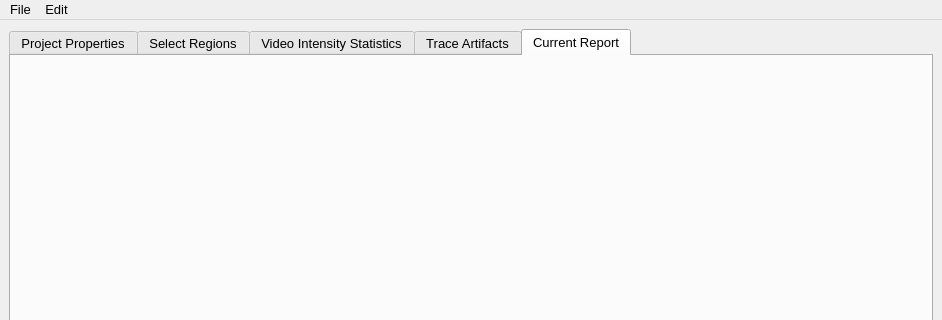
The window that resources/designer_ui/crystalgrowthtrackermain.ui (jonathanHuwP/CrystalGrowthTracker) describes before a commit, drawn with Qt 5; both pictures show x 0 to 942 and y 0 to 320 of the 942 by 584 pixel window.
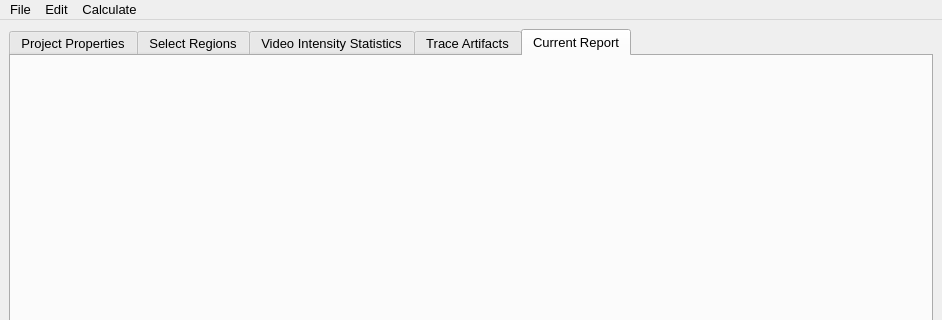
The same window after the commit.

Commit message: added calculate menu, fixed _gray_pen warning

```diff
--- a/resources/designer_ui/crystalgrowthtrackermain.ui
+++ b/resources/designer_ui/crystalgrowthtrackermain.ui
@@ -120,8 +120,15 @@
     <addaction name="separator"/>
     <addaction name="_actionProperties"/>
    </widget>
+   <widget class="QMenu" name="menuCalculate">
+    <property name="title">
+     <string>Calculate</string>
+    </property>
+    <addaction name="_actionMakeVideoStats"/>
+   </widget>
    <addaction name="menuOpen"/>
    <addaction name="menuEdit"/>
+   <addaction name="menuCalculate"/>
   </widget>
   <widget class="QStatusBar" name="statusbar"/>
   <action name="_actionNewProject">
```
Left out of the diff: 12 changed lines with no effect on the pictures. The commit also changes 2 other files.
